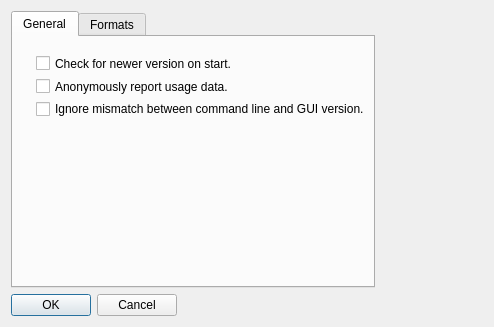
Above: gui/preferences.ui from GPSBabel/gpsbabel before the change. Below: the same form after it.
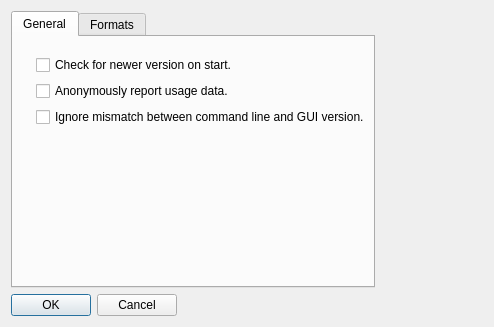
That is the form after the change.

Commit message: add spacer to auto resize pref general tab.

```diff
--- a/gui/preferences.ui
+++ b/gui/preferences.ui
@@ -35,7 +35,7 @@
          <x>23</x>
          <y>18</y>
          <width>387</width>
-         <height>62</height>
+         <height>80</height>
         </rect>
        </property>
        <layout class="QVBoxLayout" name="verticalLayout_4">
@@ -60,6 +60,19 @@
           </property>
          </widget>
         </item>
+        <item>
+         <spacer name="verticalSpacer">
+          <property name="orientation">
+           <enum>Qt::Vertical</enum>
+          </property>
+          <property name="sizeHint" stdset="0">
+           <size>
+            <width>20</width>
+            <height>40</height>
+           </size>
+          </property>
+         </spacer>
+        </item>
        </layout>
       </widget>
      </widget>
```
The commit also changes 1 other file.
